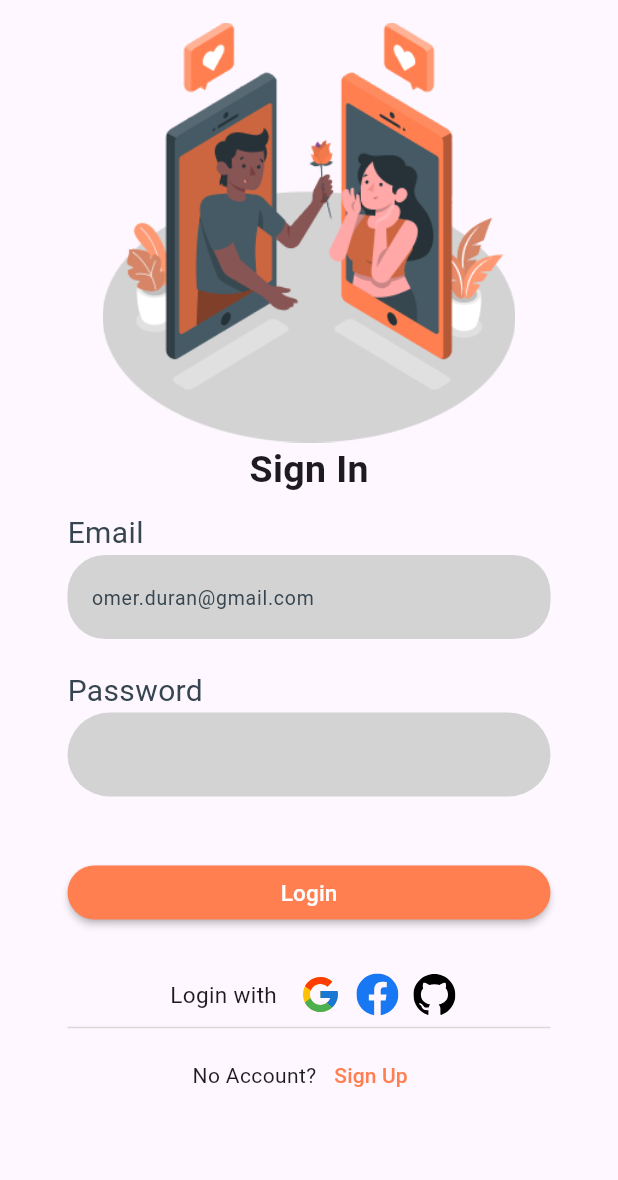
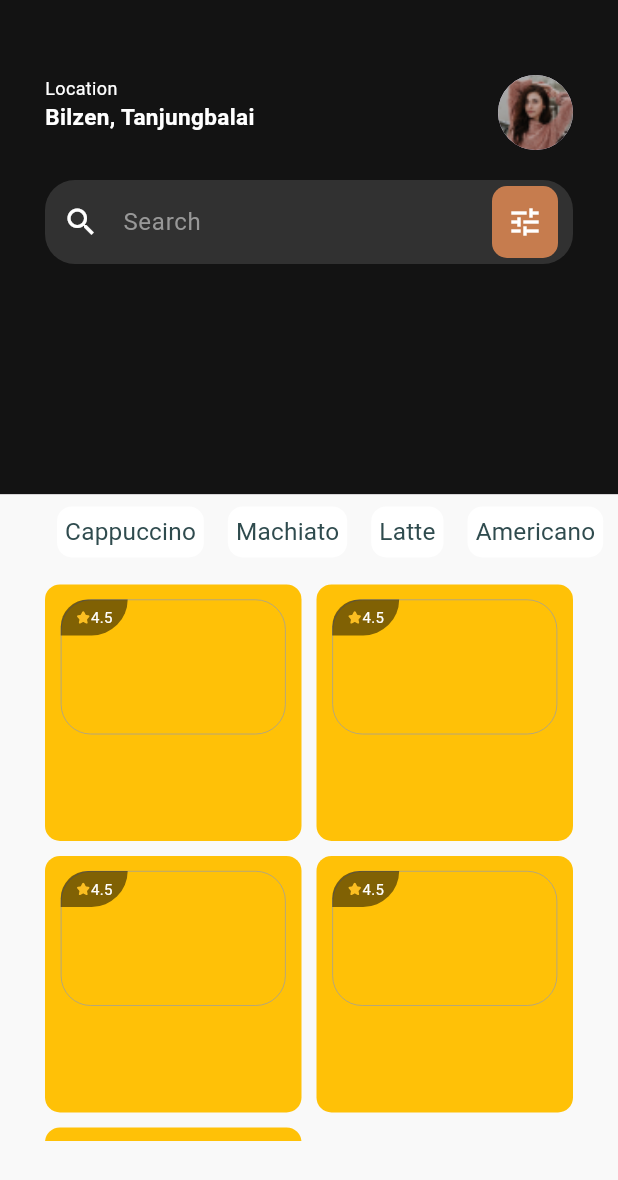
Before and after one commit to omerdurann/flutter_coffee_app, a Flutter app: the SignIn screen opened by its route, after a tap on "Login", on a phone screen of 412 x 824 dp. Shown: the top 1180 px of the screen. Run offline on Flutter 3.47's test engine with Material 3 defaults, Android fonts, the phone set to English and light mode, and no system bars; our stand-ins replace flutter_svg.

Commit message:
add home page

```diff
--- a/lib/config/routers/app_router.dart
+++ b/lib/config/routers/app_router.dart
@@ -1,6 +1,7 @@
 import 'package:flutter/material.dart';
 import 'package:flutter_application_1/config/routers/route_names.dart';
 import 'package:flutter_application_1/featuress/auth/view/sign_in.dart';
+import 'package:flutter_application_1/featuress/home/view/home.dart';
 import 'package:flutter_application_1/featuress/onboaeding/view/onboarding.dart';
 
 class AppRouter {
@@ -16,6 +17,11 @@ class AppRouter {
           const SignIn(),
         );
 
+      case RouteNames.home:
+        return _materialRoute(
+          const Home(),
+        );
+
       default:
         return _materialRoute(
           const OnboardingView(),
--- a/lib/config/routers/route_names.dart
+++ b/lib/config/routers/route_names.dart
@@ -1,4 +1,5 @@
 class RouteNames {
   static const String signIn = '/sign-in';
   static const String onboarding = '/onboarding';
+  static const String home = '/home';
 }
--- a/lib/featuress/auth/view/sign_in.dart
+++ b/lib/featuress/auth/view/sign_in.dart
@@ -1,4 +1,5 @@
 import 'package:flutter/material.dart';
+import 'package:flutter_application_1/config/routers/route_names.dart';
 import 'package:flutter_svg/flutter_svg.dart';
 
 class SignIn extends StatefulWidget {
@@ -106,7 +107,9 @@ class _SignInState extends State<SignIn> {
                       Padding(
                         padding: const EdgeInsets.symmetric(vertical: 30),
                         child: MaterialButton(
-                          onPressed: () {},
+                          onPressed: () {
+                            Navigator.pushNamed(context, RouteNames.home);
+                          },
                           shape: RoundedRectangleBorder(
                             borderRadius: BorderRadius.circular(30),
                           ),
--- /dev/null
+++ b/lib/featuress/home/view/home.dart
@@ -0,0 +1,230 @@
+import 'package:flutter/material.dart';
+import 'package:flutter_application_1/featuress/home/widget/coffeeCategory.dart';
+import 'package:flutter_svg/flutter_svg.dart';
+
+class Home extends StatefulWidget {
+  const Home({super.key});
+
+  @override
+  State<Home> createState() => _HomeState();
+}
+
+class _HomeState extends State<Home> {
+  List<String> coffeeCategories = [
+    "Cappuccino",
+    "Machiato",
+    "Latte",
+    "Americano",
+    "Turkish Coffee",
+  ];
+
+  @override
+  Widget build(BuildContext context) {
+    return Scaffold(
+      body: SafeArea(
+        child: Column(
+          children: [
+            Expanded(
+              flex: 2,
+              child: Container(
+                color: const Color(0xFF131313),
+                child: Padding(
+                  padding:
+                      const EdgeInsets.symmetric(horizontal: 30, vertical: 50),
+                  child: Column(
+                    children: [
+                      const Row(
+                        mainAxisAlignment: MainAxisAlignment.spaceBetween,
+                        crossAxisAlignment: CrossAxisAlignment.start,
+                        children: [
+                          Column(
+                            crossAxisAlignment: CrossAxisAlignment.start,
+                            children: [
+                              Text(
+                                "Location",
+                                style: TextStyle(
+                                  color: Colors.white,
+                                  fontSize: 12,
+                                ),
+                              ),
+                              Text(
+                                "Bilzen, Tanjungbalai",
+                                style: TextStyle(
+                                  color: Colors.white,
+                                  fontSize: 15,
+                                  fontWeight: FontWeight.bold,
+                                ),
+                              ),
+                            ],
+                          ),
+                          CircleAvatar(
+                            radius: 25,
+                            backgroundImage:
+                                AssetImage('assets/images/profile.png'),
+                          ),
+                        ],
+                      ),
+                      Padding(
+                        padding: const EdgeInsets.symmetric(vertical: 20),
+                        child: TextField(
+                          decoration: InputDecoration(
+                            hintText: "Search",
+                            hintStyle:
+                                const TextStyle(color: Color(0xFF989898)),
+                            prefixIcon: const Icon(
+                              Icons.search,
+                              color: Colors.white,
+                            ),
+                            suffixIcon: GestureDetector(
+                              onTap: () {},
+                              child: Padding(
+                                padding: const EdgeInsets.symmetric(
+                                  horizontal: 10,
+                                ),
+                                child: Container(
+                                  padding: const EdgeInsets.all(10),
+                                  decoration: BoxDecoration(
+                                    color: const Color(0xFFC67C4E),
+                                    borderRadius: BorderRadius.circular(10),
+                                  ),
+                                  child: const Icon(
+                                    Icons.tune,
+                                    color: Colors.white,
+                                  ),
+                                ),
+                              ),
+                            ),
+                            border: OutlineInputBorder(
+                              borderSide: BorderSide.none,
+                              borderRadius: BorderRadius.circular(20),
+                            ),
+                            filled: true,
+                            fillColor: const Color(0xFF313131),
+                          ),
+                        ),
+                      ),
+                    ],
+                  ),
+                ),
+              ),
+            ),
+            Expanded(
+              flex: 3,
+              child: Container(
+                color: const Color(0xFFF9F9F9),
+                child: Column(
+                  mainAxisAlignment: MainAxisAlignment.start,
+                  crossAxisAlignment: CrossAxisAlignment.start,
+                  children: [
+                    Padding(
+                      padding: const EdgeInsets.only(left: 30),
+                      child: SizedBox(
+                        height: 50,
+                        child: ListView.builder(
+                          scrollDirection: Axis.horizontal,
+                          itemCount: coffeeCategories.length,
+                          itemBuilder: (BuildContext context, int index) {
+                            return coffeeCategory(
+                              coffeeName: coffeeCategories[index],
+                            );
+                          },
+                        ),
+                      ),
+                    ),
+                    Padding(
+                      padding: const EdgeInsets.symmetric(
+                          horizontal: 30, vertical: 10),
+                      child: SizedBox(
+                        height: MediaQuery.of(context).size.height * 0.45,
+                        width: MediaQuery.of(context).size.width,
+                        child: GridView.builder(
+                          gridDelegate:
+                              const SliverGridDelegateWithFixedCrossAxisCount(
+                            crossAxisCount: 2,
+                            crossAxisSpacing: 10,
+                            mainAxisSpacing: 10,
+                          ),
+                          itemCount: coffeeCategories.length,
+                          itemBuilder: (BuildContext context, int index) {
+                            return Container(
+                              decoration: BoxDecoration(
+                                color: Colors.amber,
+                                borderRadius: BorderRadius.circular(10),
+                              ),
+                              child: Column(
+                                children: [
+                                  Padding(
+                                    padding: const EdgeInsets.symmetric(
+                                      horizontal: 10,
+                                      vertical: 10,
+                                    ),
+                                    child: Stack(
+                                      alignment: Alignment.topLeft,
+                                      children: [
+                                        Container(
+                                          height: 90,
+                                          width: 150,
+                                          decoration: BoxDecoration(
+                                            border: Border.all(
+                                              color: Colors.grey,
+                                              width: 0.5,
+                                            ),
+                                            borderRadius:
+                                                BorderRadius.circular(20),
+                                            /* image: const DecorationImage(
+                                              image: AssetImage(
+                                                  'assets/images/coffee.png'),
+                                              fit: BoxFit.cover,
+                                            ), */
+                                          ),
+                                        ),
+                                        Container(
+                                          padding: const EdgeInsets.symmetric(
+                                            horizontal: 10,
+                                            vertical: 5,
+                                          ),
+                                          decoration: BoxDecoration(
+                                            color: const Color.fromRGBO(
+                                                0, 0, 0, 0.5),
+                                            borderRadius: BorderRadius.only(
+                                              bottomRight: Radius.circular(25),
+                                              topLeft: Radius.circular(19),
+                                            ),
+                                          ),
+                                          child: Row(
+                                            mainAxisSize: MainAxisSize.min,
+                                            crossAxisAlignment:
+                                                CrossAxisAlignment.center,
+                                            children: [
+                                              SvgPicture.asset(
+                                                  'assets/svg/star.svg'),
+                                              const Text(
+                                                "4.5",
+                                                style: TextStyle(
+                                                  color: Colors.white,
+                                                  fontSize: 10,
+                                                ),
+                                              ),
+                                            ],
+                                          ),
+                                        ),
+                                      ],
+                                    ),
+                                  ),
+                                ],
+                              ),
+                            );
+                          },
+                        ),
+                      ),
+                    ),
+                  ],
+                ),
+              ),
+            ),
+          ],
+        ),
+      ),
+    );
+  }
+}
--- /dev/null
+++ b/lib/featuress/home/widget/coffeeCategory.dart
@@ -0,0 +1,45 @@
+import 'package:flutter/material.dart';
+
+class coffeeCategory extends StatelessWidget {
+  const coffeeCategory({
+    super.key,
+    required this.coffeeName,
+  });
+
+  final String coffeeName;
+
+  @override
+  Widget build(BuildContext context) {
+    return Padding(
+      padding: const EdgeInsets.all(8.0),
+      child: InkWell(
+        onTap: () {},
+        child: Container(
+          decoration: const BoxDecoration(
+            color: Colors.white,
+            borderRadius: BorderRadius.all(
+              Radius.circular(10),
+            ),
+          ),
+          child: Padding(
+            padding: const EdgeInsets.all(1),
+            child: FittedBox(
+              fit: BoxFit.scaleDown,
+              child: Padding(
+                padding: const EdgeInsets.all(8.0),
+                child: Text(
+                  coffeeName,
+                  textAlign: TextAlign.center,
+                  style: const TextStyle(
+                    color: Color(0xFF2F4B4E),
+                    fontSize: 30,
+                  ),
+                ),
+              ),
+            ),
+          ),
+        ),
+      ),
+    );
+  }
+}
--- a/lib/featuress/onboaeding/view/onboarding.dart
+++ b/lib/featuress/onboaeding/view/onboarding.dart
@@ -68,7 +68,7 @@ class OnboardingView extends StatelessWidget {
                     ),
                   ),
                 ],
-              )
+              ),
             ],
           ),
         ));
--- a/lib/main.dart
+++ b/lib/main.dart
@@ -8,6 +8,8 @@ void main() {
 
 class MyApp extends StatelessWidget {
   const MyApp({super.key});
+
+//https://www.figma.com/file/ffNbf5uLwLwqFvXA5kgsLV/Coffee-Shop-Mobile-App-Design-(Community)?type=design&node-id=202-291&mode=design&t=0f3ztVSEd5H62FBL-0
 
   // This widget is the root of your application.
   @override
```
Also changed, not shown: assets/images/coffee1.png (added), assets/images/profile.png (added), assets/svg/search.svg (added), assets/svg/star.svg (added).
